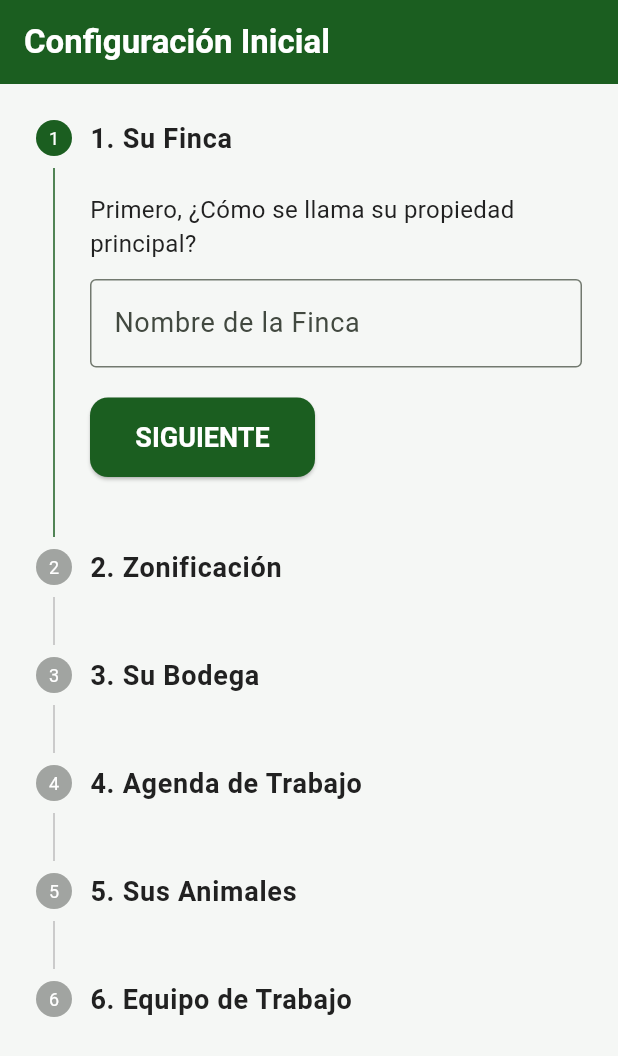
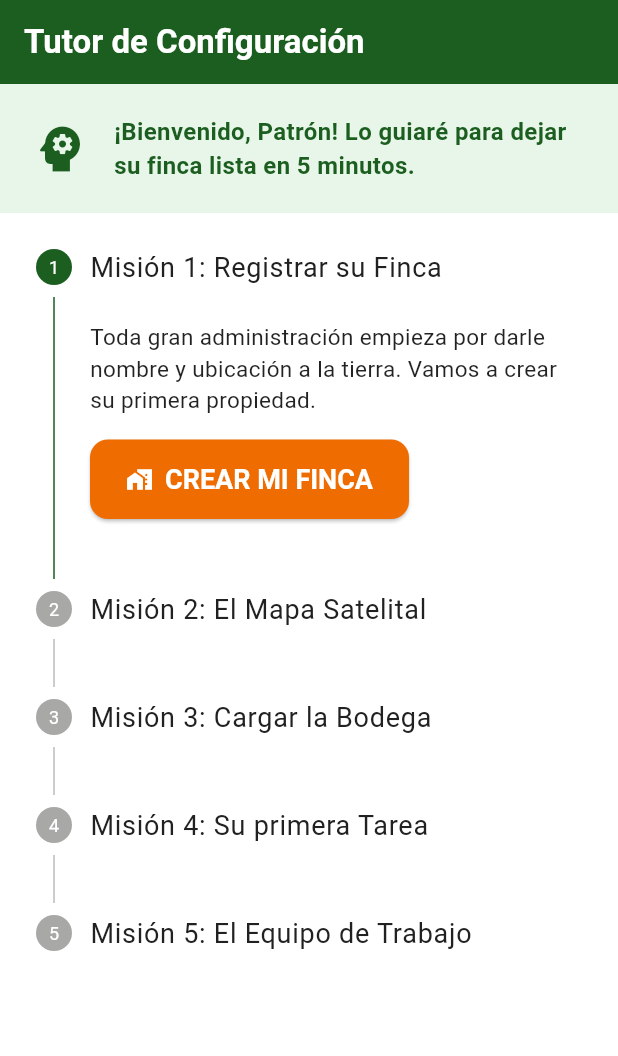
Before and after one commit to Brandon094/AgroGo, a Flutter app: the PantallaOnboarding screen opened directly, on a phone screen of 412 x 824 dp. Shown: the top 1056 px of the screen. Run offline on Flutter 3.47's test engine with Material 3 defaults, Android fonts, the light colour scheme and no system bars; our stand-ins replace dartz, flutter_riverpod, geolocator, go_router, google_maps_flutter, isar and 3 more; missing offline and left inert: maps_toolkit; accounts and stored records are empty; generated files the repository leaves out were written again.

Commit message:
feat(onboarding): implement interactive mission-based configuration tutor

```diff
--- a/lib/features/farms/presentation/pantalla_onboarding.dart
+++ b/lib/features/farms/presentation/pantalla_onboarding.dart
@@ -2,6 +2,10 @@ import 'package:flutter/material.dart';
 import 'package:flutter_riverpod/flutter_riverpod.dart';
 import 'package:go_router/go_router.dart';
 import 'providers/fincas_notifier.dart';
+import '../../maps_and_lots/presentation/providers/panel_lotes_notifier.dart';
+import '../../inventory_management/presentation/providers/insumos_notifier.dart';
+import '../../farm_calendar/presentation/providers/cronograma_notifier.dart';
+import '../../field_workers/presentation/providers/trabajadores_notifier.dart';
 
 class PantallaOnboarding extends ConsumerStatefulWidget {
   const PantallaOnboarding({super.key});
@@ -13,134 +17,238 @@ class PantallaOnboarding extends ConsumerStatefulWidget {
 class _PantallaOnboardingState extends ConsumerState<PantallaOnboarding> {
   int _pasoActual = 0;
 
-  // Datos temporales para la creación inicial
-  final _nombreFincaCtrl = TextEditingController();
-  bool _tieneAnimales = false;
-
   @override
   Widget build(BuildContext context) {
+    // Escuchamos los datos reales para saber si el usuario ya cumplió la misión
+    final fincas = ref.watch(fincasNotifierProvider).valueOrNull ?? [];
+    final lotes = ref.watch(panelLotesNotifierProvider).valueOrNull ?? [];
+    final insumos = ref.watch(insumosNotifierProvider).valueOrNull ?? [];
+    final tareas = ref.watch(cronogramaNotifierProvider).valueOrNull ?? [];
+    final equipo = ref.watch(trabajadoresNotifierProvider).valueOrNull ?? [];
+
     return Scaffold(
-      backgroundColor: const Color(0xFFF5F7F5),
+      backgroundColor: Colors.white,
       appBar: AppBar(
-        title: const Text('Configuración Inicial'),
+        title: const Text('Tutor de Configuración', style: TextStyle(fontWeight: FontWeight.bold)),
         backgroundColor: const Color(0xFF1B5E20),
         foregroundColor: Colors.white,
         automaticallyImplyLeading: false,
       ),
-      body: Stepper(
-        type: StepperType.vertical,
-        currentStep: _pasoActual,
-        onStepContinue: () {
-          if (_pasoActual < 5) {
-            setState(() => _pasoActual++);
-          } else {
-            _finalizarConfiguracion();
-          }
-        },
-        onStepCancel: () {
-          if (_pasoActual > 0) setState(() => _pasoActual--);
-        },
-        controlsBuilder: (context, details) {
-          return Padding(
-            padding: const EdgeInsets.only(top: 20),
+      body: Column(
+        children: [
+          Container(
+            padding: const EdgeInsets.all(20),
+            color: Colors.green.shade50,
             child: Row(
               children: [
-                ElevatedButton(
-                  onPressed: details.onStepContinue,
-                  style: ElevatedButton.styleFrom(
-                    backgroundColor: const Color(0xFF1B5E20),
-                    minimumSize: const Size(150, 50),
+                const Icon(Icons.psychology, size: 40, color: Color(0xFF1B5E20)),
+                const SizedBox(width: 16),
+                Expanded(
+                  child: Text(
+                    '¡Bienvenido, Patrón! Lo guiaré para dejar su finca lista en 5 minutos.',
+                    style: TextStyle(fontSize: 16, fontWeight: FontWeight.bold, color: Colors.green.shade900),
                   ),
-                  child: Text(_pasoActual == 5 ? '¡LISTO, EMPECEMOS!' : 'SIGUIENTE'),
-                ),
-                if (_pasoActual > 0)
-                  TextButton(
-                    onPressed: details.onStepCancel,
-                    child: const Text('ATRÁS', style: TextStyle(color: Colors.grey)),
                 ),
               ],
             ),
-          );
-        },
+          ),
+          Expanded(
+            child: Stepper(
+              type: StepperType.vertical,
+              currentStep: _pasoActual,
+              onStepTapped: (step) => setState(() => _pasoActual = step),
+              controlsBuilder: (context, details) => const SizedBox.shrink(), // Quitamos botones por defecto
               steps: [
-          Step(
-            title: const Text('1. Su Finca', style: TextStyle(fontWeight: FontWeight.bold, fontSize: 18)),
-            content: Column(
-              children: [
-                const Text('Primero, ¿Cómo se llama su propiedad principal?'),
-                const SizedBox(height: 12),
-                TextField(
-                  controller: _nombreFincaCtrl,
-                  decoration: const InputDecoration(labelText: 'Nombre de la Finca', border: OutlineInputBorder()),
-                ),
+                _pasoFinca(fincas),
+                _pasoLote(fincas, lotes),
+                _pasoBodega(lotes, insumos),
+                _pasoAgenda(insumos, tareas),
+                _pasoEquipo(tareas, equipo),
               ],
             ),
-            isActive: _pasoActual >= 0,
           ),
-          Step(
-            title: const Text('2. Zonificación', style: TextStyle(fontWeight: FontWeight.bold, fontSize: 18)),
-            content: const Text('Más adelante dibujaremos sus lotes de café y potreros en el mapa para saber cuántas hectáreas tiene realmente.'),
-            isActive: _pasoActual >= 1,
+          if (equipo.isNotEmpty)
+            Padding(
+              padding: const EdgeInsets.all(24.0),
+              child: ElevatedButton(
+                style: ElevatedButton.styleFrom(
+                  backgroundColor: const Color(0xFF1B5E20),
+                  minimumSize: const Size(double.infinity, 64),
+                  shape: RoundedRectangleBorder(borderRadius: BorderRadius.circular(20)),
                 ),
-          Step(
-            title: const Text('3. Su Bodega', style: TextStyle(fontWeight: FontWeight.bold, fontSize: 18)),
-            content: const Text('¿Tiene bultos de abono o herramientas? Registrarlos le permitirá saber cuánto gasta en cada abonada.'),
-            isActive: _pasoActual >= 2,
+                onPressed: () => context.go('/dashboard'),
+                child: const Text('¡TERMINAR TUTORIAL Y IR AL INICIO!', style: TextStyle(fontSize: 18, fontWeight: FontWeight.bold)),
               ),
-          Step(
-            title: const Text('4. Agenda de Trabajo', style: TextStyle(fontWeight: FontWeight.bold, fontSize: 18)),
-            content: const Text('Programaremos sus fumigaciones y abonadas para que el celular le avise qué toca hacer cada día.'),
-            isActive: _pasoActual >= 3,
-          ),
-          Step(
-            title: const Text('5. Sus Animales', style: TextStyle(fontWeight: FontWeight.bold, fontSize: 18)),
-            content: Column(
-              children: [
-                const Text('¿Tiene cerdos, gallinas o peces en su finca?'),
-                SwitchListTile(
-                  title: const Text('Sí, tengo animales'),
-                  value: _tieneAnimales,
-                  onChanged: (v) => setState(() => _tieneAnimales = v),
-                ),
-              ],
-            ),
-            isActive: _pasoActual >= 4,
-          ),
-          Step(
-            title: const Text('6. Equipo de Trabajo', style: TextStyle(fontWeight: FontWeight.bold, fontSize: 18)),
-            content: const Text('Configuraremos a sus trabajadores y si les paga por jornal o por kilo recogido (arrobiado).'),
-            isActive: _pasoActual >= 5,
             ),
         ],
       ),
     );
   }
 
-  void _finalizarConfiguracion() async {
-    if (_nombreFincaCtrl.text.isEmpty) {
-      ScaffoldMessenger.of(context).showSnackBar(const SnackBar(content: Text('Por favor, póngale un nombre a su finca.')));
-      return;
-    }
-
-    // 1. Crear la finca
-    await ref.read(fincasNotifierProvider.notifier).agregarFinca(
-      nombre: _nombreFincaCtrl.text.trim(),
+  Step _pasoFinca(List fincas) => Step(
+    title: const Text('Misión 1: Registrar su Finca'),
+    content: _ContenidoMision(
+      descripcion: 'Toda gran administración empieza por darle nombre y ubicación a la tierra. Vamos a crear su primera propiedad.',
+      icono: Icons.home_work,
+      completado: fincas.isNotEmpty,
+      botonLabel: 'CREAR MI FINCA',
+      onTap: () => _mostrarDialogoFinca(),
+    ),
+    isActive: _pasoActual == 0,
+    state: fincas.isNotEmpty ? StepState.complete : StepState.indexed,
   );
 
-    // 2. Obtener la lista actualizada y seleccionar la nueva finca
-    final fincas = await ref.read(fincasNotifierProvider.future);
-    if (fincas.isNotEmpty) {
-      ref.read(fincaSeleccionadaProvider.notifier).seleccionar(fincas.last.id);
+  Step _pasoLote(List fincas, List lotes) => Step(
+    title: const Text('Misión 2: El Mapa Satelital'),
+    content: _ContenidoMision(
+      descripcion: 'Dibuje su primer lote de café o potrero. AgroGo calculará las hectáreas exactas por usted.',
+      icono: Icons.map,
+      completado: lotes.isNotEmpty,
+      botonLabel: 'IR AL MAPA Y DIBUJAR',
+      onTap: () {
+        if (fincas.isEmpty) return;
+        ref.read(fincaSeleccionadaProvider.notifier).seleccionar(fincas.first.id);
+        context.push('/lotes/nuevo-lote');
+      },
+    ),
+    isActive: _pasoActual == 1,
+    state: lotes.isNotEmpty ? StepState.complete : StepState.indexed,
+  );
 
-      // 3. Ir al Dashboard principal
-      context.go('/dashboard');
+  Step _pasoBodega(List lotes, List insumos) => Step(
+    title: const Text('Misión 3: Cargar la Bodega'),
+    content: _ContenidoMision(
+      descripcion: 'Registre los bultos de abono o purina que tiene guardados para controlar su inventario.',
+      icono: Icons.inventory,
+      completado: insumos.isNotEmpty,
+      botonLabel: 'INGRESAR A BODEGA',
+      onTap: () => context.push('/bodega'),
+    ),
+    isActive: _pasoActual == 2,
+    state: insumos.isNotEmpty ? StepState.complete : StepState.indexed,
+  );
 
-      ScaffoldMessenger.of(context).showSnackBar(
-        const SnackBar(
-          content: Text('¡Finca configurada! Bienvenido a AgroGo.'),
-          backgroundColor: Color(0xFF1B5E20),
+  Step _pasoAgenda(List insumos, List tareas) => Step(
+    title: const Text('Misión 4: Su primera Tarea'),
+    content: _ContenidoMision(
+      descripcion: 'Agende una fumigación o abonada. El sistema le avisará cuando llegue el día.',
+      icono: Icons.calendar_month,
+      completado: tareas.isNotEmpty,
+      botonLabel: 'ABRIR AGENDA',
+      onTap: () => context.go('/agenda'),
+    ),
+    isActive: _pasoActual == 3,
+    state: tareas.isNotEmpty ? StepState.complete : StepState.indexed,
+  );
+
+  Step _pasoEquipo(List tareas, List equipo) => Step(
+    title: const Text('Misión 5: El Equipo de Trabajo'),
+    content: _ContenidoMision(
+      descripcion: 'Registre a sus trabajadores. Con ellos podrá llevar el control de kilos y jornales.',
+      icono: Icons.people,
+      completado: equipo.isNotEmpty,
+      botonLabel: 'CONFIGURAR EQUIPO',
+      onTap: () => context.push('/trabajadores'),
+    ),
+    isActive: _pasoActual == 4,
+    state: equipo.isNotEmpty ? StepState.complete : StepState.indexed,
+  );
+
+  void _mostrarDialogoFinca() {
+    final nombreCtrl = TextEditingController();
+    final ubicacionCtrl = TextEditingController();
+
+    showDialog(
+      context: context,
+      builder: (context) => AlertDialog(
+        title: const Text('Registro de Finca'),
+        content: Column(
+          mainAxisSize: MainAxisSize.min,
+          children: [
+            TextField(
+              controller: nombreCtrl,
+              decoration: const InputDecoration(
+                labelText: 'Nombre de su Finca',
+                hintText: 'Ej: El Cafetal',
+                border: OutlineInputBorder(),
+              ),
+            ),
+            const SizedBox(height: 16),
+            TextField(
+              controller: ubicacionCtrl,
+              decoration: const InputDecoration(
+                labelText: 'Vereda / Ubicación',
+                hintText: 'Ej: Vereda La Linda',
+                border: OutlineInputBorder(),
+              ),
+            ),
+          ],
+        ),
+        actions: [
+          TextButton(onPressed: () => Navigator.pop(context), child: const Text('CANCELAR')),
+          ElevatedButton(
+            onPressed: () async {
+              if (nombreCtrl.text.isNotEmpty) {
+                await ref.read(fincasNotifierProvider.notifier).agregarFinca(
+                  nombre: nombreCtrl.text,
+                  vereda: ubicacionCtrl.text,
+                );
+                if (mounted) {
+                  Navigator.pop(context);
+                  setState(() => _pasoActual = 1);
+                }
+              }
+            },
+            child: const Text('GUARDAR'),
+          ),
+        ],
       ),
     );
   }
 }
+
+class _ContenidoMision extends StatelessWidget {
+  final String descripcion;
+  final IconData icono;
+  final bool completado;
+  final String botonLabel;
+  final VoidCallback onTap;
+
+  const _ContenidoMision({
+    required this.descripcion,
+    required this.icono,
+    required this.completado,
+    required this.botonLabel,
+    required this.onTap,
+  });
+
+  @override
+  Widget build(BuildContext context) {
+    return Column(
+      crossAxisAlignment: CrossAxisAlignment.start,
+      children: [
+        Text(descripcion, style: const TextStyle(fontSize: 15, color: Colors.black87)),
+        const SizedBox(height: 16),
+        if (completado)
+          Row(
+            children: [
+              const Icon(Icons.check_circle, color: Colors.green, size: 30),
+              const SizedBox(width: 12),
+              const Text('¡Misión Cumplida!', style: TextStyle(fontWeight: FontWeight.bold, color: Colors.green, fontSize: 16)),
+            ],
+          )
+        else
+          ElevatedButton.icon(
+            onPressed: onTap,
+            icon: Icon(icono),
+            label: Text(botonLabel, style: const TextStyle(fontWeight: FontWeight.bold)),
+            style: ElevatedButton.styleFrom(
+              backgroundColor: Colors.orange.shade800,
+              foregroundColor: Colors.white,
+              minimumSize: const Size(200, 50),
+            ),
+          ),
+      ],
+    );
   }
+}
```
Also changed, not shown: lib/core/routing/enrutador_app.dart (+13 -1 lines). Lines whose indentation alone changed are shown as unchanged.
